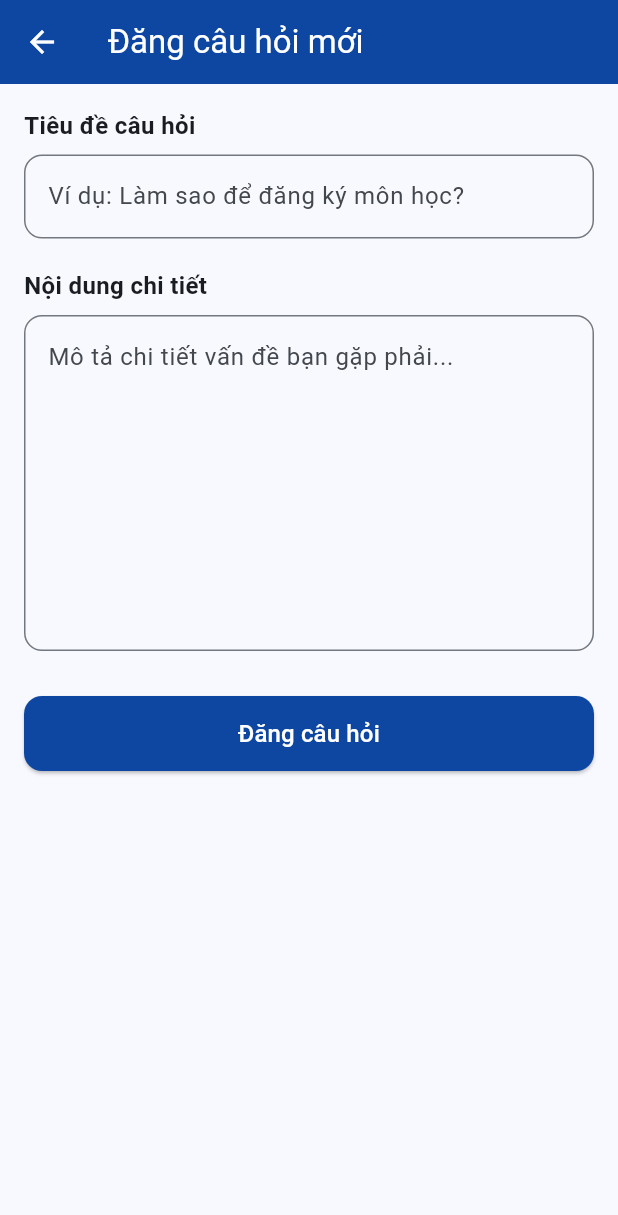
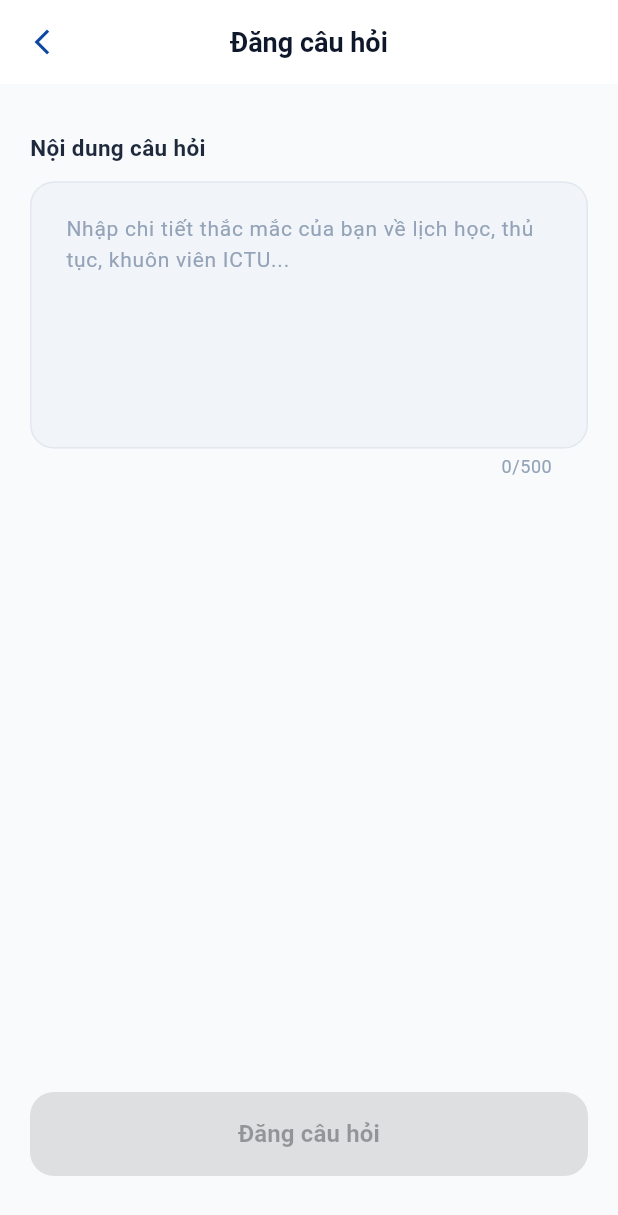
Before and after one commit to dhlotus/ICTU-GUIDE, a Flutter app: the ThemCauHoiScreen screen opened directly, on a phone screen of 412 x 824 dp. Shown: the top 1215 px of the screen. Run offline on Flutter 3.47's test engine with Material 3 defaults, Android fonts, the phone set to English and light mode, and no system bars; our stand-ins replace cloud_firestore, firebase_auth, firebase_core, firebase_storage, flutter_local_notifications, google_sign_in and 3 more; accounts and stored records are empty.

Commit message:
nâng cấp giao diện trang thêm câu hỏi

```diff
--- a/lib/views/them_cau_hoi_screen.dart
+++ b/lib/views/them_cau_hoi_screen.dart
@@ -2,7 +2,6 @@ import 'package:flutter/material.dart';
 import '../config/app_colors.dart';
 import '../services/cau_hoi_service.dart';
 
-/// Màn hình thêm câu hỏi mới
 class ThemCauHoiScreen extends StatefulWidget {
   const ThemCauHoiScreen({super.key});
 
@@ -11,77 +10,126 @@ class ThemCauHoiScreen extends StatefulWidget {
 }
 
 class _ThemCauHoiScreenState extends State<ThemCauHoiScreen> {
-  final TextEditingController _tieuDeController = TextEditingController();
   final TextEditingController _noiDungController = TextEditingController();
   bool _dangXuLy = false;
 
   @override
   Widget build(BuildContext context) {
+    // 1. Minimalist Top Header
     return Scaffold(
+      backgroundColor: const Color(0xFFF8FAFC), // 2. Main Canvas (Light off-white)
       appBar: AppBar(
-        title: const Text('Đăng câu hỏi mới'),
-        backgroundColor: AppColors.primary,
-        foregroundColor: Colors.white,
+        backgroundColor: Colors.white, // Seamless white top bar
+        elevation: 0,
+        centerTitle: true,
+        leading: IconButton(
+          icon: const Icon(Icons.arrow_back_ios_new, size: 20, color: Color(0xFF0D47A1)),
+          onPressed: () => Navigator.pop(context),
         ),
-      body: SingleChildScrollView(
-        padding: const EdgeInsets.all(16),
-        child: Column(
-          crossAxisAlignment: CrossAxisAlignment.start,
-          children: [
-            // Tiêu đề
-            const Text(
-              'Tiêu đề câu hỏi',
-              style: TextStyle(fontWeight: FontWeight.bold, fontSize: 16),
-            ),
-            const SizedBox(height: 8),
-            TextField(
-              controller: _tieuDeController,
-              decoration: InputDecoration(
-                hintText: 'Ví dụ: Làm sao để đăng ký môn học?',
-                border: OutlineInputBorder(
-                  borderRadius: BorderRadius.circular(12),
+        title: const Text(
+          'Đăng câu hỏi',
+          style: TextStyle(
+            fontSize: 18,
+            fontWeight: FontWeight.w600,
+            color: Color(0xFF0F172A), // Charcoal text
           ),
         ),
       ),
-            const SizedBox(height: 20),
+      body: SafeArea(
+        child: Padding(
+          padding: const EdgeInsets.symmetric(horizontal: 20.0),
+          child: Column(
+            children: [
+              const SizedBox(height: 32),
 
-            // Nội dung
-            const Text(
-              'Nội dung chi tiết',
-              style: TextStyle(fontWeight: FontWeight.bold, fontSize: 16),
-            ),
-            const SizedBox(height: 8),
-            TextField(
-              controller: _noiDungController,
-              maxLines: 8,
-              decoration: InputDecoration(
-                hintText: 'Mô tả chi tiết vấn đề bạn gặp phải...',
-                border: OutlineInputBorder(
-                  borderRadius: BorderRadius.circular(12),
+              // 2. Section Label
+              const Align(
+                alignment: Alignment.centerLeft,
+                child: Text(
+                  'Nội dung câu hỏi',
+                  style: TextStyle(
+                    fontSize: 15,
+                    fontWeight: FontWeight.w600,
+                    color: Color(0xFF1E293B), // Slate
                   ),
                 ),
               ),
-            const SizedBox(height: 30),
+              const SizedBox(height: 12),
 
-            // Nút đăng câu hỏi
+              // 3. The Premium Single Input Box
+              TextField(
+                controller: _noiDungController,
+                maxLines: null, // Cho phép mở rộng vô tận theo nội dung
+                minLines: 6,   // Chiều cao khởi tạo khoảng 6 dòng
+                maxLength: 500, // Giới hạn ký tự (để kích hoạt bộ đếm tự động)
+                style: const TextStyle(
+                  fontSize: 15,
+                  color: Color(0xFF0F172A),
+                  height: 1.5,
+                ),
+                // Xử lý trạng thái Dynamic Active/Disabled
+                onChanged: (value) {
+                  setState(() {}); // Trigger rebuild để cập nhật trạng thái nút
+                },
+                decoration: InputDecoration(
+                  hintText: 'Nhập chi tiết thắc mắc của bạn về lịch học, thủ tục, khuôn viên ICTU...',
+                  hintStyle: const TextStyle(color: Color(0xFF94A3B8), fontSize: 14),
+                  filled: true,
+                  fillColor: const Color(0xFFF1F5F9), // Soft off-white background
+                  contentPadding: const EdgeInsets.all(20),
+                  // Bộ đếm ký tự ở góc dưới phải
+                  counterStyle: const TextStyle(fontSize: 12, color: Color(0xFF94A3B8)),
+                  // 3. Borders & States
+                  border: OutlineInputBorder(
+                    borderRadius: BorderRadius.circular(16),
+                    borderSide: const BorderSide(color: Color(0xFFE2E8F0), width: 1), // Neutral border
+                  ),
+                  enabledBorder: OutlineInputBorder(
+                    borderRadius: BorderRadius.circular(16),
+                    borderSide: const BorderSide(color: Color(0xFFE2E8F0), width: 1),
+                  ),
+                  focusedBorder: OutlineInputBorder(
+                    borderRadius: BorderRadius.circular(16),
+                    borderSide: const BorderSide(color: Color(0xFF0284C7), width: 1.5), // Vibrant blue border
+                  ),
+                ),
+              ),
+
+              const Spacer(),
+
+              // 4. Primary Action Button
               SizedBox(
                 width: double.infinity,
-              height: 50,
+                height: 56,
                 child: ElevatedButton(
-                onPressed: _dangXuLy ? null : _dangCauHoi,
+                  onPressed: _dangXuLy
+                      ? null
+                      : (_noiDungController.text.trim().isEmpty ? null : _dangCauHoi),
                   style: ElevatedButton.styleFrom(
-                  backgroundColor: AppColors.primary,
-                  foregroundColor: Colors.white,
+                    // Dynamic UX States
+                    backgroundColor: _noiDungController.text.trim().isEmpty
+                        ? const Color(0xFFE2E8F0) // Disabled gray
+                        : const Color(0xFF0D47A1), // Active blue
+                    foregroundColor: _noiDungController.text.trim().isEmpty
+                        ? const Color(0xFF94A3B8) // Disabled text
+                        : Colors.white, // Active text
+                    elevation: _noiDungController.text.trim().isEmpty ? 0 : 4,
+                    shadowColor: const Color(0xFF0D47A1).withOpacity(0.3),
                     shape: RoundedRectangleBorder(
-                    borderRadius: BorderRadius.circular(12),
+                      borderRadius: BorderRadius.circular(16),
                     ),
                   ),
                   child: _dangXuLy
-                    ? const CircularProgressIndicator(color: Colors.white)
-                    : const Text('Đăng câu hỏi', style: TextStyle(fontSize: 16)),
+                      ? const SizedBox(width: 24, height: 24, child: CircularProgressIndicator(color: Colors.white, strokeWidth: 2))
+                      : const Text(
+                    'Đăng câu hỏi',
+                    style: TextStyle(fontSize: 16, fontWeight: FontWeight.bold),
                   ),
                 ),
+              ),
+              const SizedBox(height: 40), // Padding dưới đáy để tránh dính sát bàn phím
             ],
+          ),
         ),
       ),
     );
@@ -89,36 +137,30 @@ class _ThemCauHoiScreenState extends State<ThemCauHoiScreen> {
 
   /// Xử lý đăng câu hỏi
   Future<void> _dangCauHoi() async {
-    if (_tieuDeController.text.trim().isEmpty) {
-      _thongBaoLoi('Vui lòng nhập tiêu đề');
-      return;
-    }
-
-    if (_noiDungController.text.trim().isEmpty) {
-      _thongBaoLoi('Vui lòng nhập nội dung');
-      return;
-    }
-
     setState(() {
       _dangXuLy = true;
     });
 
     try {
+      final noiDung = _noiDungController.text.trim();
       final cauHoiService = CauHoiService();
-      await cauHoiService.themCauHoi(
-        _tieuDeController.text.trim(),
-        _noiDungController.text.trim(),
-      );
+      // Lấy dòng đầu tiên làm tiêu đề
+      String tieuDe = noiDung.split('\n')[0];
+      if (tieuDe.length > 100) tieuDe = tieuDe.substring(0, 100) + '...';
+
+      await cauHoiService.themCauHoi(tieuDe, noiDung);
 
       if (mounted) {
         ScaffoldMessenger.of(context).showSnackBar(
-          const SnackBar(content: Text('Đăng câu hỏi thành công!')),
+          const SnackBar(content: Text('Đã gửi câu hỏi thành công!')),
         );
         Navigator.pop(context);
       }
     } catch (e) {
       if (mounted) {
-        _thongBaoLoi('Lỗi: ${e.toString()}');
+        ScaffoldMessenger.of(context).showSnackBar(
+          SnackBar(content: Text('Lỗi: ${e.toString()}')),
+        );
       }
     } finally {
       if (mounted) {
@@ -129,16 +171,8 @@ class _ThemCauHoiScreenState extends State<ThemCauHoiScreen> {
     }
   }
 
-  /// Hiển thị thông báo lỗi
-  void _thongBaoLoi(String thongBao) {
-    ScaffoldMessenger.of(context).showSnackBar(
-      SnackBar(content: Text(thongBao)),
-    );
-  }
-
   @override
   void dispose() {
-    _tieuDeController.dispose();
     _noiDungController.dispose();
     super.dispose();
   }
```
Lines whose indentation alone changed are shown as unchanged.
